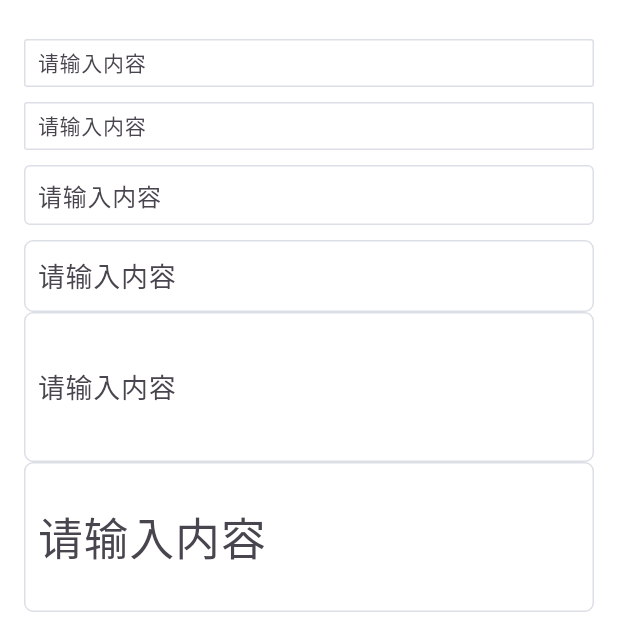
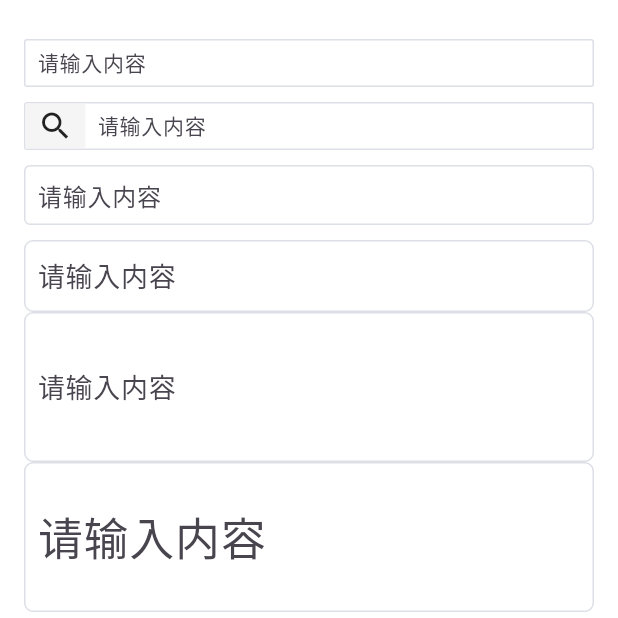
Before and after one commit to aitguys/flutter_element, a Flutter app: the AutocompleteBasicView screen opened by its route, on a phone screen of 412 x 824 dp, the top half of it. Run offline on Flutter 3.47's test engine with Material 3 defaults, Android fonts, the phone set to English and light mode, and no system bars; our stand-ins replace flutter_colorpicker, get, logger; missing offline and left inert: flutter_syntax_view; statements that could not run were skipped; project files that could hold a hidden picture were left out.

Commit message:
修复自动补全输入框样式问题、无法选中问题

```diff
--- a/example/lib/pages/autocomplete_page/autocomplete_basic.dart
+++ b/example/lib/pages/autocomplete_page/autocomplete_basic.dart
@@ -87,6 +87,7 @@ Widget _viewerContent() {
         onSelect: (item) {
           Loglevel.d('onSelect: $item');
         },
+        prepend: const Icon(Icons.search),
         customItemBuilder: (item, index, isHighlighted) {
           return Container(
             width: double.infinity,
--- a/lib/src/components/autocomplete/autocomplete.dart
+++ b/lib/src/components/autocomplete/autocomplete.dart
@@ -458,6 +458,8 @@ class _EAutocompleteState extends State<EAutocomplete> {
                                 height: double.infinity,
                                 child: widget.prepend!,
                               ),
+                            if (widget.prepend != null)
+                              const SizedBox(width: 8),
                             if (widget.prefix != null)
                               Padding(
                                 padding: const EdgeInsets.only(right: 4),
```
